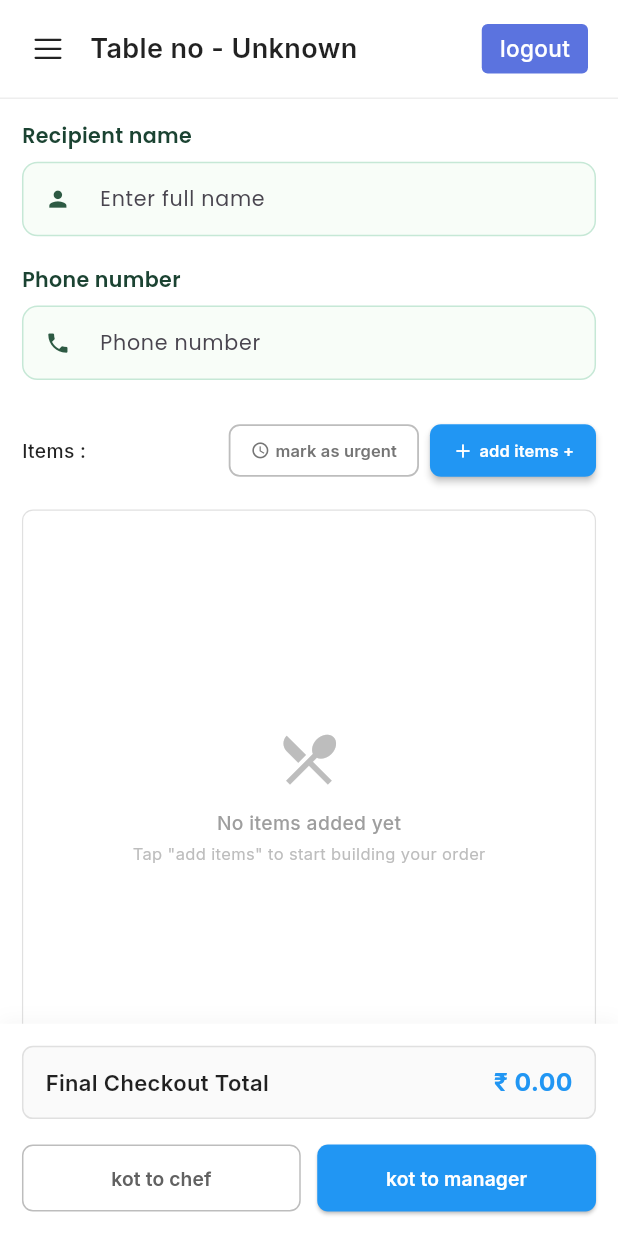
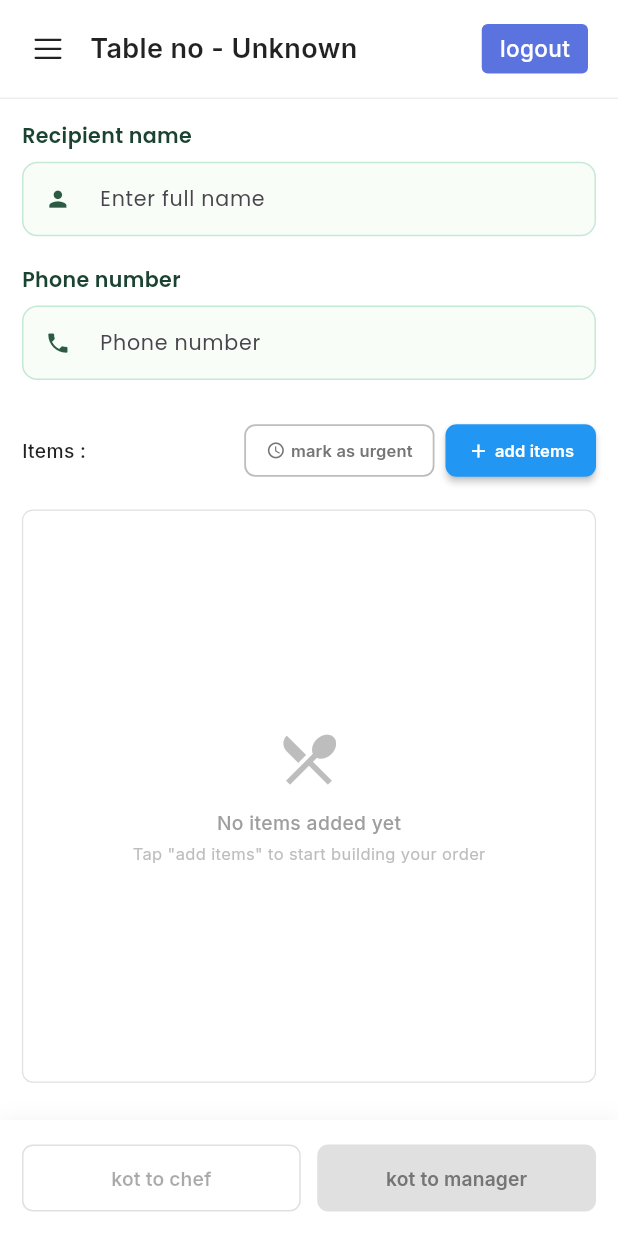
Before and after one commit to alonevaibhav/hotel-billing, a Flutter app: the OrderManagementView screen opened by its route, on a phone screen of 412 x 824 dp. Run offline on Flutter 3.47's test engine with Material 3 defaults, Android fonts, the phone set to English and light mode, and no system bars; our stand-ins replace connectivity_plus, dropdown_button2, file_picker, flutter_screenutil, fluttertoast, gap and 8 more; missing offline and left inert: flutter_pdfview, translator; accounts and stored records are empty.

Commit message:
flow ready v1

```diff
--- a/lib/app/modules/controllers/add_item_controller.dart
+++ b/lib/app/modules/controllers/add_item_controller.dart
@@ -1,6 +1,3 @@
-
-
-import 'dart:developer' as develeoper;
 import 'package:flutter/material.dart';
 import 'package:get/get.dart';
 import 'package:hotelbilling/app/modules/controllers/select_item_controller.dart';
@@ -451,7 +448,6 @@ class AddItemsController extends GetxController {
     developer.log('Updated table total: ₹${total.toStringAsFixed(2)}');
   }
 
-
   int get totalSelectedItems {
     return selectedItems.fold<int>(
         0, (sum, item) => sum + (item['quantity'] as int));
--- a/lib/app/modules/view/TakeOrder/components/select_item.dart
+++ b/lib/app/modules/view/TakeOrder/components/select_item.dart
@@ -10,6 +10,7 @@ import '../../../widgets/drawer.dart';
 import '../../../widgets/header.dart';
 
 class OrderManagementView extends StatelessWidget {
+
   final Map<String, dynamic>? table;
   final double scaleFactor = 0.8;
 
@@ -61,8 +62,7 @@ class OrderManagementView extends StatelessWidget {
           ],
         ),
       ),
-      bottomNavigationBar:
-          buildBottomSection(controller, tableId, scaleFactor, context, table),
+      bottomNavigationBar: buildBottomSection(controller, tableId, scaleFactor, context, table),
     );
   }
 
@@ -166,7 +166,7 @@ class OrderManagementView extends StatelessWidget {
               Icon(Icons.add, size: 16.sp * scaleFactor),
               Gap(4.w * scaleFactor),
               Text(
-                'add items +',
+                'add items',
                 style: TextStyle(
                   fontSize: 12.sp * scaleFactor,
                   fontWeight: FontWeight.w600,
@@ -238,8 +238,7 @@ class OrderManagementView extends StatelessWidget {
                 itemCount: tableState.orderItems.length,
                 itemBuilder: (context, index) {
                   final item = tableState.orderItems[index];
-                  return _buildOrderItemCard(
-                      item, index, controller, tableId, context);
+                  return _buildOrderItemCard(item, index, controller, tableId, context);
                 },
               ),
             ),
@@ -325,8 +324,7 @@ class OrderManagementView extends StatelessWidget {
             children: [
               // Decrement button
               GestureDetector(
-                onTap: () =>
-                    controller.decrementItemQuantity(tableId, index, context),
+                onTap: () => controller.decrementItemQuantity(tableId, index, context),
                 child: Container(
                   width: 28.w * scaleFactor,
                   height: 28.w * scaleFactor,
--- a/lib/app/modules/view/TakeOrder/components/widgets/select _item_widgets.dart
+++ b/lib/app/modules/view/TakeOrder/components/widgets/select _item_widgets.dart
@@ -44,6 +44,7 @@ Widget buildRecipientSection(TableOrderState  tableState) {
 }
 
 
+
 Widget buildBottomSection(OrderManagementController controller, int tableId,
     double scaleFactor, BuildContext context,
     Map<String, dynamic>? table) {
@@ -63,10 +64,15 @@ Widget buildBottomSection(OrderManagementController controller, int tableId,
       child: Obx(() {
         final tableState = controller.getTableState(tableId);
 
+        // Get the actual order data from the table state, not the passed table parameter
+        final orderItems = tableState.orderItems;
+        final hasItems = orderItems.isNotEmpty;
+
         return Column(
           mainAxisSize: MainAxisSize.min,
           children: [
-            // Final checkout total
+            // Final checkout total (only show if there are items)
+            if (hasItems) ...[
               Container(
                 width: double.infinity,
                 padding: EdgeInsets.symmetric(
@@ -90,7 +96,7 @@ Widget buildBottomSection(OrderManagementController controller, int tableId,
                       ),
                     ),
                     Text(
-                    '₹ ${tableState.finalCheckoutTotal.value.toStringAsFixed(2)}',
+                      '₹ ${tableState.finalCheckoutTotal.value.toStringAsFixed(0)}',
                       style: TextStyle(
                         fontSize: 18.sp * scaleFactor,
                         fontWeight: FontWeight.bold,
@@ -102,16 +108,21 @@ Widget buildBottomSection(OrderManagementController controller, int tableId,
               ),
 
               Gap(16.h * scaleFactor),
+            ],
 
             // Action buttons
             Row(
               children: [
                 Expanded(
                   child: OutlinedButton(
-                    onPressed: () => controller.sendToChef(tableId, context, table),
+                    onPressed: hasItems
+                        ? () => controller.sendToChef(tableId, context, table, orderItems,)
+                        : null,
                     style: OutlinedButton.styleFrom(
-                      foregroundColor: Colors.grey[700],
-                      side: BorderSide(color: Colors.grey[400]!),
+                      foregroundColor: hasItems ? Colors.grey[700] : Colors.grey[400],
+                      side: BorderSide(
+                        color: hasItems ? Colors.grey[400]! : Colors.grey[300]!,
+                      ),
                       shape: RoundedRectangleBorder(
                         borderRadius: BorderRadius.circular(8.r * scaleFactor),
                       ),
@@ -129,8 +140,8 @@ Widget buildBottomSection(OrderManagementController controller, int tableId,
                 Gap(12.w * scaleFactor),
                 Expanded(
                   child: ElevatedButton(
-                    onPressed: controller.canProceedToCheckout(tableId)
-                        ? () => controller.proceedToCheckout(tableId, context, table)
+                    onPressed: hasItems && controller.canProceedToCheckout(tableId)
+                        ? () => controller.proceedToCheckout(tableId, context, table, orderItems)
                         : null,
                     style: ElevatedButton.styleFrom(
                       backgroundColor: const Color(0xFF2196F3),
@@ -168,3 +179,134 @@ Widget buildBottomSection(OrderManagementController controller, int tableId,
     ),
   );
 }
+
+
+//
+// Widget buildBottomSection(OrderManagementController controller, int tableId, double scaleFactor, BuildContext context,
+//     Map<String, dynamic>? table) {
+//   return Container(
+//     padding: EdgeInsets.all(16.w * scaleFactor),
+//     decoration: BoxDecoration(
+//       color: Colors.white,
+//       boxShadow: [
+//         BoxShadow(
+//           color: Colors.grey.withOpacity(0.1),
+//           blurRadius: 10,
+//           offset: const Offset(0, -2),
+//         ),
+//       ],
+//     ),
+//     child: SafeArea(
+//       child: Obx(() {
+//         final tableState = controller.getTableState(tableId);
+//
+//         return Column(
+//           mainAxisSize: MainAxisSize.min,
+//           children: [
+//             // Final checkout total
+//             Container(
+//               width: double.infinity,
+//               padding: EdgeInsets.symmetric(
+//                 horizontal: 16.w * scaleFactor,
+//                 vertical: 12.h * scaleFactor,
+//               ),
+//               decoration: BoxDecoration(
+//                 color: Colors.grey[50],
+//                 borderRadius: BorderRadius.circular(8.r * scaleFactor),
+//                 border: Border.all(color: Colors.grey[300]!),
+//               ),
+//               child: Row(
+//                 mainAxisAlignment: MainAxisAlignment.spaceBetween,
+//                 children: [
+//                   Text(
+//                     'Final Checkout Total',
+//                     style: TextStyle(
+//                       fontSize: 16.sp * scaleFactor,
+//                       fontWeight: FontWeight.w600,
+//                       color: Colors.black87,
+//                     ),
+//                   ),
+//                   Text(
+//                     '₹ ${tableState.finalCheckoutTotal.value.toStringAsFixed(2)}',
+//                     style: TextStyle(
+//                       fontSize: 18.sp * scaleFactor,
+//                       fontWeight: FontWeight.bold,
+//                       color: const Color(0xFF2196F3),
+//                     ),
+//                   ),
+//                 ],
+//               ),
+//             ),
+//
+//             Gap(16.h * scaleFactor),
+//
+//             // Action buttons
+//             Row(
+//               children: [
+//                 Expanded(
+//                   child: OutlinedButton(
+//                     onPressed: () => controller.sendToChef(tableId, context, table),
+//                     style: OutlinedButton.styleFrom(
+//                       foregroundColor: Colors.grey[700],
+//                       side: BorderSide(color: Colors.grey[400]!),
+//                       shape: RoundedRectangleBorder(
+//                         borderRadius: BorderRadius.circular(8.r * scaleFactor),
+//                       ),
+//                       padding: EdgeInsets.symmetric(vertical: 14.h * scaleFactor),
+//                     ),
+//                     child: Text(
+//                       'kot to chef',
+//                       style: TextStyle(
+//                         fontSize: 14.sp * scaleFactor,
+//                         fontWeight: FontWeight.w600,
+//                       ),
+//                     ),
+//                   ),
+//                 ),
+//                 Gap(12.w * scaleFactor),
+//                 Expanded(
+//                   child: ElevatedButton(
+//                     onPressed: controller.canProceedToCheckout(tableId)
+//                         ? () => controller.proceedToCheckout(tableId, context, table)
+//                         : null,
+//                     style: ElevatedButton.styleFrom(
+//                       backgroundColor: const Color(0xFF2196F3),
+//                       foregroundColor: Colors.white,
+//                       disabledBackgroundColor: Colors.grey[300],
+//                       disabledForegroundColor: Colors.grey[600],
+//                       shape: RoundedRectangleBorder(
+//                         borderRadius: BorderRadius.circular(8.r * scaleFactor),
+//                       ),
+//                       padding: EdgeInsets.symmetric(vertical: 14.h * scaleFactor),
+//                     ),
+//                     child: controller.isLoading.value
+//                         ? SizedBox(
+//                       width: 20.w * scaleFactor,
+//                       height: 20.h * scaleFactor,
+//                       child: const CircularProgressIndicator(
+//                         color: Colors.white,
+//                         strokeWidth: 2,
+//                       ),
+//                     )
+//                         : Text(
+//                       'kot to manager',
+//                       style: TextStyle(
+//                         fontSize: 14.sp * scaleFactor,
+//                         fontWeight: FontWeight.w600,
+//                       ),
+//                     ),
+//                   ),
+//                 ),
+//               ],
+//             ),
+//           ],
+//         );
+//       }),
+//     ),
+//   );
+// }
+//
+//
+//
+//
+//
```
Also changed, not shown: lib/app/modules/controllers/select_item_controller.dart (+75 -31 lines), lib/app/modules/view/TakeOrder/components/add_items_view.dart (+5 -2 lines). Lines whose indentation alone changed are shown as unchanged.
